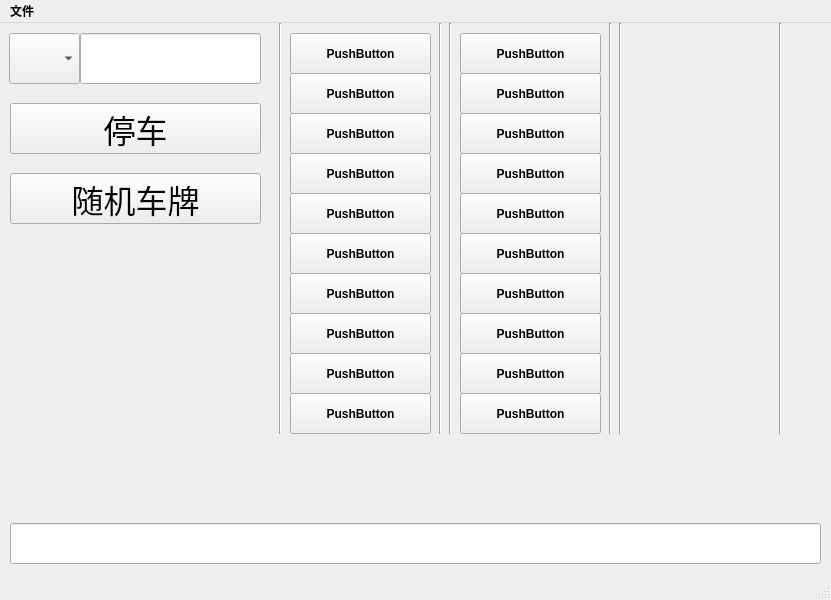
This is mainwindow.ui in LieWill/Parking-System as Qt 5 draws it before an edit. The edited form follows.
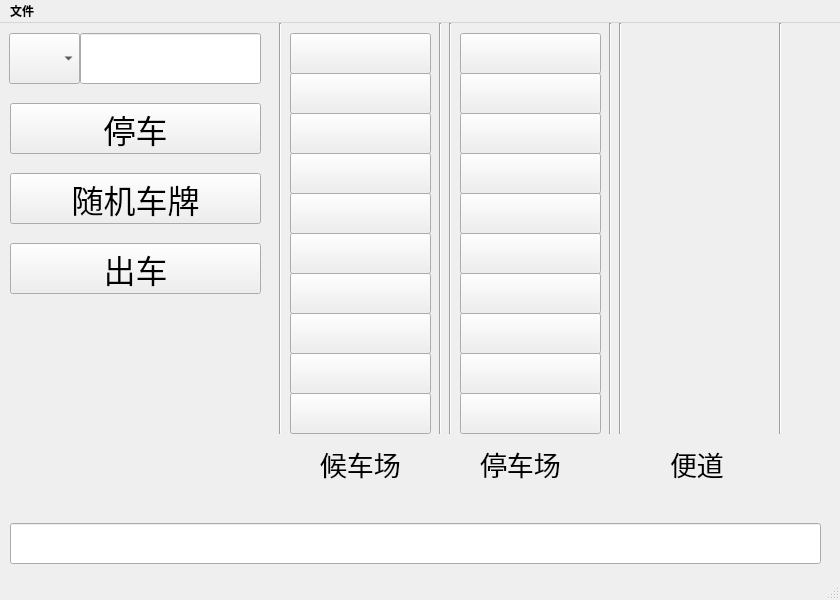
This is the edited form.

Commit message: 增加了停车的核心功能，数据log还待完善

```diff
--- a/mainwindow.ui
+++ b/mainwindow.ui
@@ -6,10 +6,22 @@
    <rect>
     <x>0</x>
     <y>0</y>
-    <width>831</width>
+    <width>840</width>
     <height>600</height>
    </rect>
   </property>
+  <property name="minimumSize">
+   <size>
+    <width>840</width>
+    <height>600</height>
+   </size>
+  </property>
+  <property name="maximumSize">
+   <size>
+    <width>840</width>
+    <height>600</height>
+   </size>
+  </property>
   <property name="font">
    <font>
     <bold>true</bold>
@@ -161,125 +173,15 @@
       <height>41</height>
      </rect>
     </property>
-    <property name="text">
-     <string>PushButton</string>
+    <property name="font">
+     <font>
+      <family>微软雅黑</family>
+      <pointsize>14</pointsize>
+      <bold>false</bold>
+     </font>
     </property>
-   </widget>
-   <widget class="QPushButton" name="carButton_2">
-    <property name="geometry">
-     <rect>
-      <x>460</x>
-      <y>50</y>
-      <width>141</width>
-      <height>41</height>
-     </rect>
-    </property>
     <property name="text">
-     <string>PushButton</string>
-    </property>
-   </widget>
-   <widget class="QPushButton" name="carButton_3">
-    <property name="geometry">
-     <rect>
-      <x>460</x>
-      <y>90</y>
-      <width>141</width>
-      <height>41</height>
-     </rect>
-    </property>
-    <property name="text">
-     <string>PushButton</string>
-    </property>
-   </widget>
-   <widget class="QPushButton" name="carButton_4">
-    <property name="geometry">
-     <rect>
-      <x>460</x>
-      <y>130</y>
-      <width>141</width>
-      <height>41</height>
-     </rect>
-    </property>
-    <property name="text">
-     <string>PushButton</string>
-    </property>
-   </widget>
-   <widget class="QPushButton" name="carButton_5">
-    <property name="geometry">
-     <rect>
-      <x>460</x>
-      <y>170</y>
-      <width>141</width>
-      <height>41</height>
-     </rect>
-    </property>
-    <property name="text">
-     <string>PushButton</string>
-    </property>
-   </widget>
-   <widget class="QPushButton" name="carButton_6">
-    <property name="geometry">
-     <rect>
-      <x>460</x>
-      <y>210</y>
-      <width>141</width>
-      <height>41</height>
-     </rect>
-    </property>
-    <property name="text">
-     <string>PushButton</string>
-    </property>
-   </widget>
-   <widget class="QPushButton" name="carButton_7">
-    <property name="geometry">
-     <rect>
-      <x>460</x>
-      <y>250</y>
-      <width>141</width>
-      <height>41</height>
-     </rect>
-    </property>
-    <property name="text">
-     <string>PushButton</string>
-    </property>
-   </widget>
-   <widget class="QPushButton" name="carButton_8">
-    <property name="geometry">
-     <rect>
-      <x>460</x>
-      <y>290</y>
-      <width>141</width>
-      <height>41</height>
-     </rect>
-    </property>
-    <property name="text">
-     <string>PushButton</string>
-    </property>
-   </widget>
-   <widget class="QPushButton" name="carButton_9">
-    <property name="geometry">
-     <rect>
-      <x>460</x>
-      <y>330</y>
-      <width>141</width>
-      <height>41</height>
-     </rect>
-    </property>
-    <property name="text">
-     <string>PushButton</string>
-    </property>
-   </widget>
-   <widget class="QPushButton" name="carButton_10">
-    <property name="geometry">
-     <rect>
-      <x>460</x>
-      <y>370</y>
-      <width>141</width>
-      <height>41</height>
-     </rect>
-    </property>
-    <property name="text">
-     <string>PushButton</string>
+     <string/>
     </property>
    </widget>
    <widget class="Line" name="line">
@@ -334,20 +236,7 @@
      <enum>Qt::Orientation::Vertical</enum>
     </property>
    </widget>
-   <widget class="QPushButton" name="carButton_11">
-    <property name="geometry">
-     <rect>
-      <x>290</x>
-      <y>330</y>
-      <width>141</width>
-      <height>41</height>
-     </rect>
-    </property>
-    <property name="text">
-     <string>PushButton</string>
-    </property>
-   </widget>
-   <widget class="QPushButton" name="carButton_12">
+   <widget class="QPushButton" name="queue_1">
     <property name="geometry">
      <rect>
       <x>290</x>
@@ -356,8 +245,15 @@
       <height>41</height>
      </rect>
     </property>
+    <property name="font">
+     <font>
+      <family>微软雅黑</family>
+      <pointsize>14</pointsize>
+      <bold>false</bold>
+     </font>
+    </property>
     <property name="text">
-     <string>PushButton</string>
+     <string/>
     </property>
    </widget>
    <widget class="Line" name="line_5">
@@ -373,71 +269,6 @@
      <enum>Qt::Orientation::Vertical</enum>
     </property>
    </widget>
-   <widget class="QPushButton" name="carButton_13">
-    <property name="geometry">
-     <rect>
-      <x>290</x>
-      <y>290</y>
-      <width>141</width>
-      <height>41</height>
-     </rect>
-    </property>
-    <property name="text">
-     <string>PushButton</string>
-    </property>
-   </widget>
-   <widget class="QPushButton" name="carButton_14">
-    <property name="geometry">
-     <rect>
-      <x>290</x>
-      <y>250</y>
-      <width>141</width>
-      <height>41</height>
-     </rect>
-    </property>
-    <property name="text">
-     <string>PushButton</string>
-    </property>
-   </widget>
-   <widget class="QPushButton" name="carButton_15">
-    <property name="geometry">
-     <rect>
-      <x>290</x>
-      <y>210</y>
-      <width>141</width>
-      <height>41</height>
-     </rect>
-    </property>
-    <property name="text">
-     <string>PushButton</string>
-    </property>
-   </widget>
-   <widget class="QPushButton" name="carButton_16">
-    <property name="geometry">
-     <rect>
-      <x>290</x>
-      <y>170</y>
-      <width>141</width>
-      <height>41</height>
-     </rect>
-    </property>
-    <property name="text">
-     <string>PushButton</string>
-    </property>
-   </widget>
-   <widget class="QPushButton" name="carButton_17">
-    <property name="geometry">
-     <rect>
-      <x>290</x>
-      <y>90</y>
-      <width>141</width>
-      <height>41</height>
-     </rect>
-    </property>
-    <property name="text">
-     <string>PushButton</string>
-    </property>
-   </widget>
    <widget class="Line" name="line_6">
     <property name="geometry">
      <rect>
@@ -451,43 +282,444 @@
      <enum>Qt::Orientation::Vertical</enum>
     </property>
    </widget>
-   <widget class="QPushButton" name="carButton_18">
+   <widget class="QLabel" name="label">
     <property name="geometry">
      <rect>
+      <x>320</x>
+      <y>420</y>
+      <width>81</width>
+      <height>41</height>
+     </rect>
+    </property>
+    <property name="font">
+     <font>
+      <family>微软雅黑</family>
+      <pointsize>20</pointsize>
+      <bold>false</bold>
+     </font>
+    </property>
+    <property name="text">
+     <string>候车场</string>
+    </property>
+   </widget>
+   <widget class="QLabel" name="label_2">
+    <property name="geometry">
+     <rect>
+      <x>480</x>
+      <y>420</y>
+      <width>81</width>
+      <height>41</height>
+     </rect>
+    </property>
+    <property name="font">
+     <font>
+      <family>微软雅黑</family>
+      <pointsize>20</pointsize>
+      <bold>false</bold>
+     </font>
+    </property>
+    <property name="text">
+     <string>停车场</string>
+    </property>
+   </widget>
+   <widget class="QLabel" name="label_3">
+    <property name="geometry">
+     <rect>
+      <x>670</x>
+      <y>420</y>
+      <width>61</width>
+      <height>41</height>
+     </rect>
+    </property>
+    <property name="font">
+     <font>
+      <family>微软雅黑</family>
+      <pointsize>20</pointsize>
+      <bold>false</bold>
+     </font>
+    </property>
+    <property name="text">
+     <string>便道</string>
+    </property>
+   </widget>
+   <widget class="QPushButton" name="park_2">
+    <property name="geometry">
+     <rect>
+      <x>460</x>
+      <y>50</y>
+      <width>141</width>
+      <height>41</height>
+     </rect>
+    </property>
+    <property name="font">
+     <font>
+      <family>微软雅黑</family>
+      <pointsize>14</pointsize>
+      <bold>false</bold>
+     </font>
+    </property>
+    <property name="text">
+     <string/>
+    </property>
+   </widget>
+   <widget class="QPushButton" name="park_3">
+    <property name="geometry">
+     <rect>
+      <x>460</x>
+      <y>90</y>
+      <width>141</width>
+      <height>41</height>
+     </rect>
+    </property>
+    <property name="font">
+     <font>
+      <family>微软雅黑</family>
+      <pointsize>14</pointsize>
+      <bold>false</bold>
+     </font>
+    </property>
+    <property name="text">
+     <string/>
+    </property>
+   </widget>
+   <widget class="QPushButton" name="park_4">
+    <property name="geometry">
+     <rect>
+      <x>460</x>
+      <y>130</y>
+      <width>141</width>
+      <height>41</height>
+     </rect>
+    </property>
+    <property name="font">
+     <font>
+      <family>微软雅黑</family>
+      <pointsize>14</pointsize>
+      <bold>false</bold>
+     </font>
+    </property>
+    <property name="text">
+     <string/>
+    </property>
+   </widget>
+   <widget class="QPushButton" name="park_5">
+    <property name="geometry">
+     <rect>
+      <x>460</x>
+      <y>170</y>
+      <width>141</width>
+      <height>41</height>
+     </rect>
+    </property>
+    <property name="font">
+     <font>
+      <family>微软雅黑</family>
+      <pointsize>14</pointsize>
+      <bold>false</bold>
+     </font>
+    </property>
+    <property name="text">
+     <string/>
+    </property>
+   </widget>
+   <widget class="QPushButton" name="park_6">
+    <property name="geometry">
+     <rect>
+      <x>460</x>
+      <y>210</y>
+      <width>141</width>
+      <height>41</height>
+     </rect>
+    </property>
+    <property name="font">
+     <font>
+      <family>微软雅黑</family>
+      <pointsize>14</pointsize>
+      <bold>false</bold>
+     </font>
+    </property>
+    <property name="text">
+     <string/>
+    </property>
+   </widget>
+   <widget class="QPushButton" name="park_7">
+    <property name="geometry">
+     <rect>
+      <x>460</x>
+      <y>250</y>
+      <width>141</width>
+      <height>41</height>
+     </rect>
+    </property>
+    <property name="font">
+     <font>
+      <family>微软雅黑</family>
+      <pointsize>14</pointsize>
+      <bold>false</bold>
+     </font>
+    </property>
+    <property name="text">
+     <string/>
+    </property>
+   </widget>
+   <widget class="QPushButton" name="park_8">
+    <property name="geometry">
+     <rect>
+      <x>460</x>
+      <y>290</y>
+      <width>141</width>
+      <height>41</height>
+     </rect>
+    </property>
+    <property name="font">
+     <font>
+      <family>微软雅黑</family>
+      <pointsize>14</pointsize>
+      <bold>false</bold>
+     </font>
+    </property>
+    <property name="text">
+     <string/>
+    </property>
+   </widget>
+   <widget class="QPushButton" name="park_9">
+    <property name="geometry">
+     <rect>
+      <x>460</x>
+      <y>330</y>
+      <width>141</width>
+      <height>41</height>
+     </rect>
+    </property>
+    <property name="font">
+     <font>
+      <family>微软雅黑</family>
+      <pointsize>14</pointsize>
+      <bold>false</bold>
+     </font>
+    </property>
+    <property name="text">
+     <string/>
+    </property>
+   </widget>
+   <widget class="QPushButton" name="park_10">
+    <property name="geometry">
+     <rect>
+      <x>460</x>
+      <y>370</y>
+      <width>141</width>
+      <height>41</height>
+     </rect>
+    </property>
+    <property name="font">
+     <font>
+      <family>微软雅黑</family>
+      <pointsize>14</pointsize>
+      <bold>false</bold>
+     </font>
+    </property>
+    <property name="text">
+     <string/>
+    </property>
+   </widget>
+   <widget class="QPushButton" name="queue_2">
+    <property name="geometry">
+     <rect>
       <x>290</x>
       <y>50</y>
       <width>141</width>
       <height>41</height>
      </rect>
     </property>
+    <property name="font">
+     <font>
+      <family>微软雅黑</family>
+      <pointsize>14</pointsize>
+      <bold>false</bold>
+     </font>
+    </property>
     <property name="text">
-     <string>PushButton</string>
+     <string/>
     </property>
    </widget>
    <widget class="QPushButton" name="carButton_19">
     <property name="geometry">
      <rect>
       <x>290</x>
+      <y>90</y>
+      <width>141</width>
+      <height>41</height>
+     </rect>
+    </property>
+    <property name="font">
+     <font>
+      <family>微软雅黑</family>
+      <pointsize>14</pointsize>
+      <bold>false</bold>
+     </font>
+    </property>
+    <property name="text">
+     <string/>
+    </property>
+   </widget>
+   <widget class="QPushButton" name="queue_4">
+    <property name="geometry">
+     <rect>
+      <x>290</x>
       <y>130</y>
       <width>141</width>
       <height>41</height>
      </rect>
     </property>
+    <property name="font">
+     <font>
+      <family>微软雅黑</family>
+      <pointsize>14</pointsize>
+      <bold>false</bold>
+     </font>
+    </property>
     <property name="text">
-     <string>PushButton</string>
+     <string/>
     </property>
    </widget>
    <widget class="QPushButton" name="carButton_20">
     <property name="geometry">
      <rect>
       <x>290</x>
+      <y>170</y>
+      <width>141</width>
+      <height>41</height>
+     </rect>
+    </property>
+    <property name="font">
+     <font>
+      <family>微软雅黑</family>
+      <pointsize>14</pointsize>
+      <bold>false</bold>
+     </font>
+    </property>
+    <property name="text">
+     <string/>
+    </property>
+   </widget>
+   <widget class="QPushButton" name="queue_6">
+    <property name="geometry">
+     <rect>
+      <x>290</x>
+      <y>210</y>
+      <width>141</width>
+      <height>41</height>
+     </rect>
+    </property>
+    <property name="font">
+     <font>
+      <family>微软雅黑</family>
+      <pointsize>14</pointsize>
+      <bold>false</bold>
+     </font>
+    </property>
+    <property name="text">
+     <string/>
+    </property>
+   </widget>
+   <widget class="QPushButton" name="queue_7">
+    <property name="geometry">
+     <rect>
+      <x>290</x>
+      <y>250</y>
+      <width>141</width>
+      <height>41</height>
+     </rect>
+    </property>
+    <property name="font">
+     <font>
+      <family>微软雅黑</family>
+      <pointsize>14</pointsize>
+      <bold>false</bold>
+     </font>
+    </property>
+    <property name="text">
+     <string/>
+    </property>
+   </widget>
+   <widget class="QPushButton" name="queue_8">
+    <property name="geometry">
+     <rect>
+      <x>290</x>
+      <y>290</y>
+      <width>141</width>
+      <height>41</height>
+     </rect>
+    </property>
+    <property name="font">
+     <font>
+      <family>微软雅黑</family>
+      <pointsize>14</pointsize>
+      <bold>false</bold>
+     </font>
+    </property>
+    <property name="text">
+     <string/>
+    </property>
+   </widget>
+   <widget class="QPushButton" name="queue_9">
+    <property name="geometry">
+     <rect>
+      <x>290</x>
+      <y>330</y>
+      <width>141</width>
+      <height>41</height>
+     </rect>
+    </property>
+    <property name="font">
+     <font>
+      <family>微软雅黑</family>
+      <pointsize>14</pointsize>
+      <bold>false</bold>
+     </font>
+    </property>
+    <property name="text">
+     <string/>
+    </property>
+   </widget>
+   <widget class="QPushButton" name="queue_10">
+    <property name="geometry">
+     <rect>
+      <x>290</x>
       <y>370</y>
       <width>141</width>
       <height>41</height>
      </rect>
     </property>
+    <property name="font">
+     <font>
+      <family>微软雅黑</family>
+      <pointsize>14</pointsize>
+      <bold>false</bold>
+     </font>
+    </property>
     <property name="text">
-     <string>PushButton</string>
+     <string/>
+    </property>
+   </widget>
+   <widget class="QPushButton" name="out">
+    <property name="geometry">
+     <rect>
+      <x>10</x>
+      <y>220</y>
+      <width>251</width>
+      <height>51</height>
+     </rect>
+    </property>
+    <property name="font">
+     <font>
+      <family>微软雅黑</family>
+      <pointsize>24</pointsize>
+      <bold>false</bold>
+     </font>
+    </property>
+    <property name="text">
+     <string>出车</string>
     </property>
    </widget>
   </widget>
@@ -496,7 +728,7 @@
     <rect>
      <x>0</x>
      <y>0</y>
-     <width>831</width>
+     <width>840</width>
      <height>22</height>
     </rect>
    </property>
```
Left out of the diff: 8 changed lines with no effect on the pictures. The commit also changes 69 other files.
